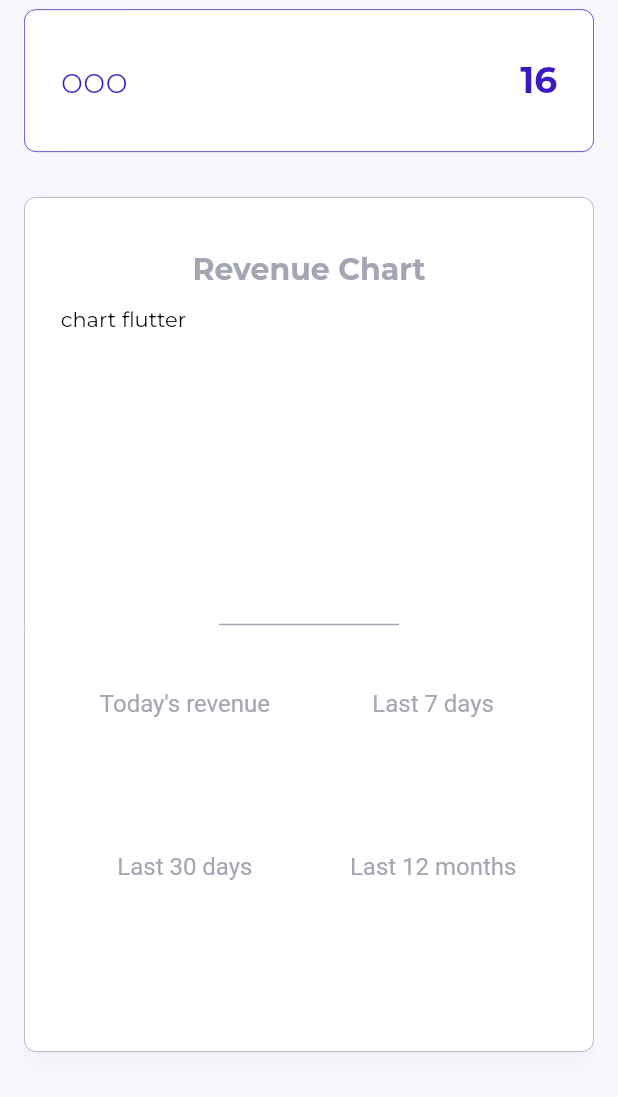
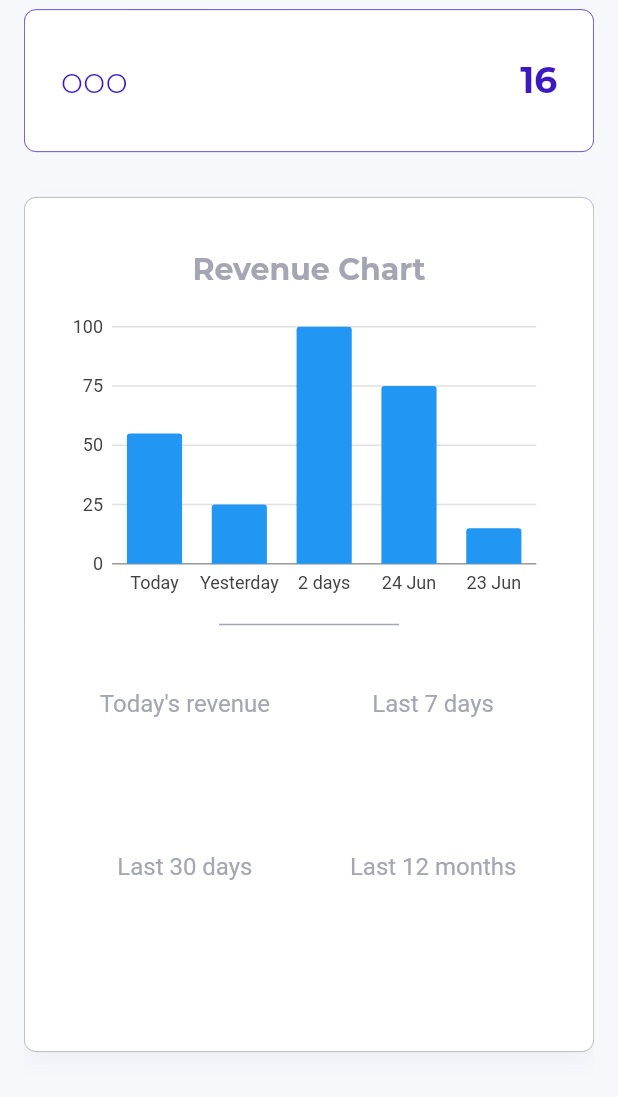
Before and after one commit to Carapacik/LinkSo, a Flutter app: the screen it shows after launch, scrolled down 347 dp, after a tap on the "language" icon, on a phone screen of 412 x 824 dp, the part 139-1236 px from its top. Run offline on Flutter 3.47's test engine with Material 2 defaults, Android fonts, the light colour scheme and no system bars; our stand-ins replace charts_flutter, get, google_fonts, url_strategy; generated files the repository leaves out were written again.

Commit message:
Small fixes for charts

```diff
--- a/ClientFlutter/lib/app.dart
+++ b/ClientFlutter/lib/app.dart
@@ -2,7 +2,6 @@ import 'package:flutter/material.dart';
 import 'package:flutter_gen/gen_l10n/app_localizations.dart';
 import 'package:flutter_localizations/flutter_localizations.dart';
 import 'package:get/get.dart';
-import 'package:linkso/l10n/l10n.dart';
 import 'package:linkso/layout.dart';
 import 'package:linkso/resources/theme.dart';
 
@@ -21,7 +20,10 @@ class App extends StatelessWidget {
         GlobalWidgetsLocalizations.delegate,
         GlobalCupertinoLocalizations.delegate,
       ],
-      supportedLocales: L10n.all,
+      supportedLocales: const [
+        Locale('en', ''),
+        Locale('ru', ''),
+      ],
       home: SiteLayout(),
     );
   }
--- a/ClientFlutter/lib/l10n/l10n.dart
+++ /dev/null
@@ -1,8 +0,0 @@
-import 'package:flutter/material.dart';
-
-class L10n {
-  static const all = [
-    Locale('en', ''),
-    Locale('ru', ''),
-  ];
-}
--- a/ClientFlutter/lib/pages/overview/widgets/revenue_section_large.dart
+++ b/ClientFlutter/lib/pages/overview/widgets/revenue_section_large.dart
@@ -1,4 +1,5 @@
 import 'package:flutter/material.dart';
+import 'package:linkso/pages/overview/widgets/bar_chart.dart';
 import 'package:linkso/pages/overview/widgets/revenue_info.dart';
 import 'package:linkso/resources/palette.dart';
 import 'package:linkso/widgets/custom_text.dart';
@@ -38,8 +39,8 @@ class RevenueLarge extends StatelessWidget {
                 SizedBox(
                   width: 600,
                   height: 200,
-                  // child: SimpleBarChart.withSampleData(),
-                  child: Text("Chart flutter after update package"),
+                  child: SimpleBarChart.withSampleData(),
+                  // child: Text("Chart flutter after update package"),
                 ),
               ],
             ),
--- a/ClientFlutter/lib/pages/overview/widgets/revenue_section_small.dart
+++ b/ClientFlutter/lib/pages/overview/widgets/revenue_section_small.dart
@@ -1,4 +1,5 @@
 import 'package:flutter/material.dart';
+import 'package:linkso/pages/overview/widgets/bar_chart.dart';
 import 'package:linkso/pages/overview/widgets/revenue_info.dart';
 import 'package:linkso/resources/palette.dart';
 import 'package:linkso/widgets/custom_text.dart';
@@ -39,8 +40,9 @@ class RevenueSmall extends StatelessWidget {
                 Container(
                   width: 600,
                   height: 200,
-                  // child: SimpleBarChart.withSampleData(),
-                  child: Text("chart flutter"),
+                  child: SimpleBarChart.withSampleData(),
+
+                  // child: Text("Chart flutter after update package"),
                 ),
               ],
             ),
--- a/ClientFlutter/lib/widgets/appbar.dart
+++ b/ClientFlutter/lib/widgets/appbar.dart
@@ -11,11 +11,11 @@ AppBar topNav(BuildContext context, GlobalKey<ScaffoldState> key) {
   Locale _getLocale(Locale l) {
     switch (l.languageCode) {
       case 'en':
-        return Locale('ru', 'RU');
+        return const Locale('ru', 'RU');
 
       case 'ru':
       default:
-        return Locale('en', '');
+        return const Locale('en', '');
     }
   }
 
@@ -51,10 +51,11 @@ AppBar topNav(BuildContext context, GlobalKey<ScaffoldState> key) {
         ),
       ),
       IconButton(
-          onPressed: () {
-            Get.updateLocale(_getLocale(locale));
-          },
-          icon: const Icon(Icons.language)),
+        onPressed: () {
+          Get.updateLocale(_getLocale(locale));
+        },
+        icon: const Icon(Icons.language),
+      ),
       Stack(
         children: [
           IconButton(
--- a/ClientFlutter/pubspec.yaml
+++ b/ClientFlutter/pubspec.yaml
@@ -9,7 +9,11 @@ environment:
   sdk: ">=2.12.0 <3.0.0"
 
 dependencies:
-  charts_flutter: ^0.11.0 # должны обновить
+#  charts_flutter: ^0.11.0 # должны обновить
+  charts_flutter:
+    git:
+      url: https://github.com/google/charts
+      path: charts_flutter
   cupertino_icons: ^1.0.3
   data_table_2: ^2.1.1 # под вопросом
   dio: ^4.0.0
```
Also changed, not shown: ClientFlutter/pubspec.lock, 1 other file.
